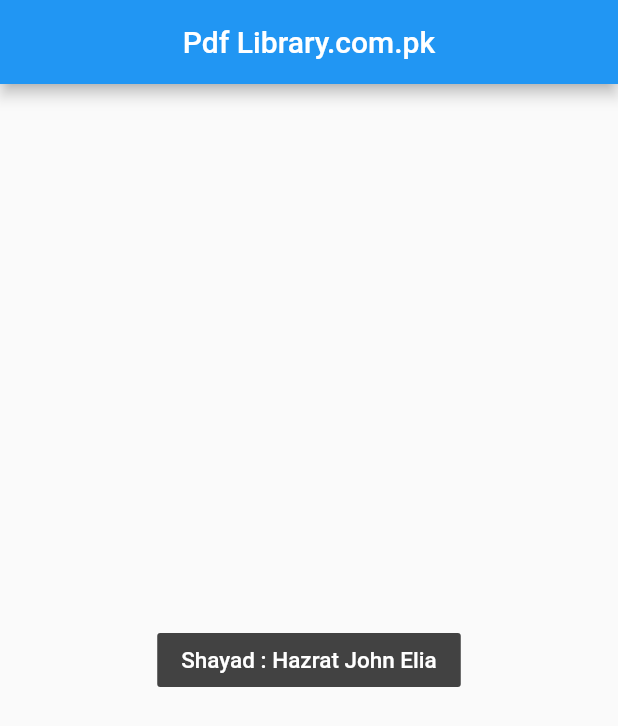
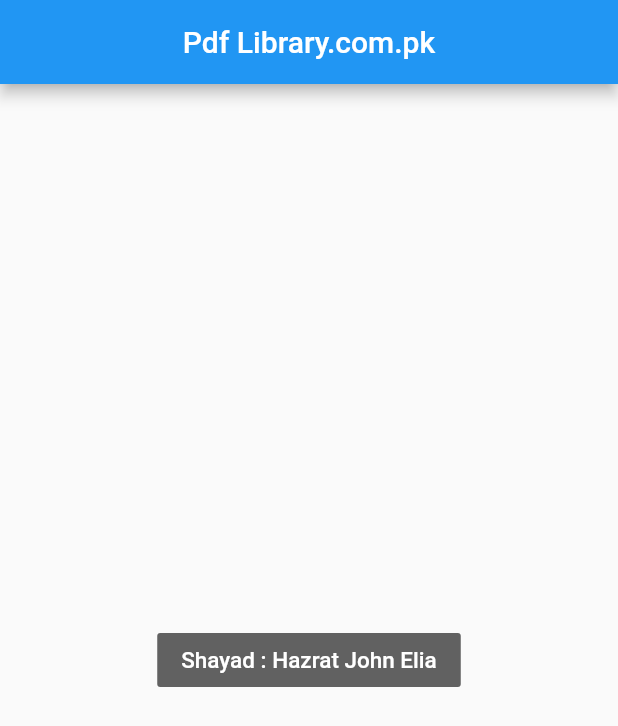
Before and after one commit to ahmerrkhan/pdfviewer, a Flutter app: the screen it shows after launch, on a phone screen of 412 x 824 dp. Shown: the top 726 px of the screen. Run offline on Flutter 3.47's test engine with Material 2 defaults, Android fonts, the phone set to English and light mode, and no system bars; missing offline and left inert: flutter_plugin_pdf_viewer.

Commit message:
Update main.dart

```diff
--- a/pdfviewer/lib/main.dart
+++ b/pdfviewer/lib/main.dart
@@ -36,7 +36,7 @@ class _landingPageState extends State<landingPage> {
       body: Center(
         child: FlatButton(
           child: Text('Shayad : Hazrat John Elia',style: TextStyle(color: Colors.white,fontSize: 15.0),),
-          color: Colors.grey[800],
+          color: Colors.grey[700],
           onPressed: (){
             Navigator.push(
               context,
```
